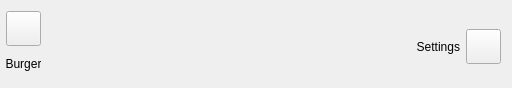
First picture: the form in LEO_sniffy/GUI/widgetfooter.ui, repository jirik09/Sniffy, before the edit.
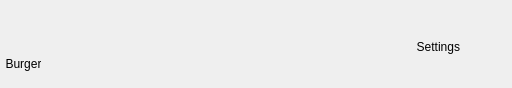
Second picture: the form after the edit. Custom widgets are drawn as their Qt base class.

```diff
--- a/LEO_sniffy/GUI/widgetfooter.ui
+++ b/LEO_sniffy/GUI/widgetfooter.ui
@@ -85,6 +85,9 @@
         <property name="autoDefault">
          <bool>false</bool>
         </property>
+        <property name="flat">
+         <bool>true</bool>
+        </property>
        </widget>
       </item>
       <item>
@@ -184,6 +187,9 @@
        <height>25</height>
       </size>
      </property>
+     <property name="flat">
+      <bool>true</bool>
+     </property>
     </widget>
    </item>
   </layout>
```
